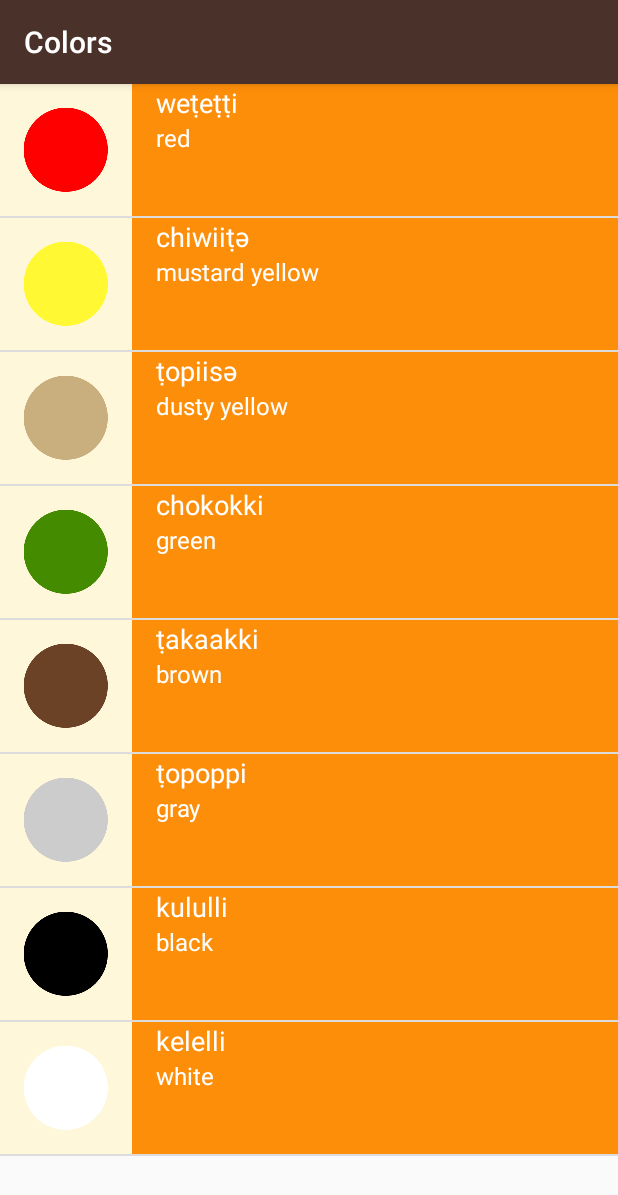
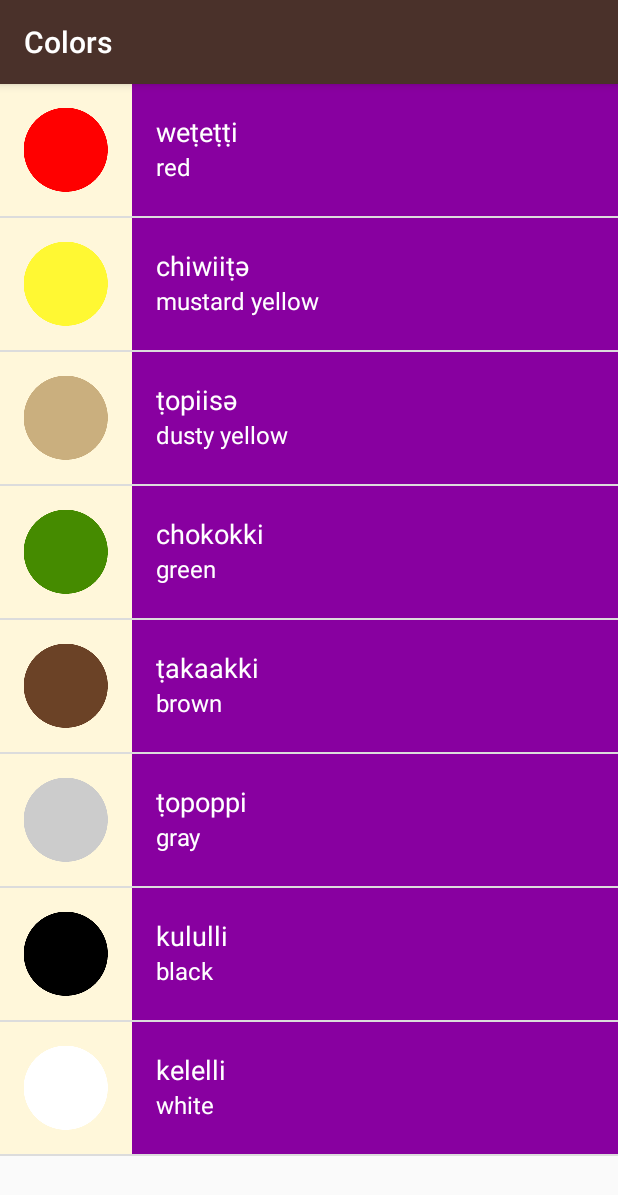
Before and after one commit to curiousclarissa/ud839_Miwok-Starter-code, an Android app: the ColorsActivity screen opened directly, with no data from a screen before it, on a phone screen of 412 x 824 dp. Shown: the top 1195 px of the screen. Run offline under Robolectric (Android 15) with nearby library versions, the phone set to English and light mode, and no system bars.

Commit message:
word adapter now allows colors to be set by category

```diff
--- a/app/src/main/java/com/example/android/miwok/ColorsActivity.java
+++ b/app/src/main/java/com/example/android/miwok/ColorsActivity.java
@@ -30,7 +30,7 @@
         // simple_list_item_1.xml layout resource defined in the Android framework.
         // This list item layout contains a single {@link TextView}, which the adapter will set to
         // display a single word.
-        WordAdapter adapter = new WordAdapter(this, words);
+        WordAdapter adapter = new WordAdapter(this, words, R.color.category_colors);
 
         // Find the {@link ListView} object in the view hierarchy of the {@link Activity}.
         // There should be a {@link ListView} with the view ID called list, which is declared in the
--- a/app/src/main/java/com/example/android/miwok/FamilyActivity.java
+++ b/app/src/main/java/com/example/android/miwok/FamilyActivity.java
@@ -32,7 +32,7 @@
         // simple_list_item_1.xml layout resource defined in the Android framework.
         // This list item layout contains a single {@link TextView}, which the adapter will set to
         // display a single word.
-        WordAdapter adapter = new WordAdapter(this, words);
+        WordAdapter adapter = new WordAdapter(this, words, R.color.category_family);
 
         // Find the {@link ListView} object in the view hierarchy of the {@link Activity}.
         // There should be a {@link ListView} with the view ID called list, which is declared in the
--- a/app/src/main/java/com/example/android/miwok/NumbersActivity.java
+++ b/app/src/main/java/com/example/android/miwok/NumbersActivity.java
@@ -32,7 +32,7 @@
         // simple_list_item_1.xml layout resource defined in the Android framework.
         // This list item layout contains a single {@link TextView}, which the adapter will set to
         // display a single word.
-        WordAdapter adapter = new WordAdapter(this, words);
+        WordAdapter adapter = new WordAdapter(this, words, R.color.category_numbers);
 
         // Find the {@link ListView} object in the view hierarchy of the {@link Activity}.
         // There should be a {@link ListView} with the view ID called list, which is declared in the
--- a/app/src/main/java/com/example/android/miwok/PhrasesActivity.java
+++ b/app/src/main/java/com/example/android/miwok/PhrasesActivity.java
@@ -32,7 +32,7 @@
         // simple_list_item_1.xml layout resource defined in the Android framework.
         // This list item layout contains a single {@link TextView}, which the adapter will set to
         // display a single word.
-        WordAdapter adapter = new WordAdapter(this, words);
+        WordAdapter adapter = new WordAdapter(this, words, R.color.category_phrases);
 
         // Find the {@link ListView} object in the view hierarchy of the {@link Activity}.
         // There should be a {@link ListView} with the view ID called list, which is declared in the
--- a/app/src/main/java/com/example/android/miwok/WordAdapter.java
+++ b/app/src/main/java/com/example/android/miwok/WordAdapter.java
@@ -1,6 +1,7 @@
 package com.example.android.miwok;
 
 import android.content.Context;
+import android.support.v4.content.ContextCompat;
 import android.view.LayoutInflater;
 import android.view.View;
 import android.view.ViewGroup;
@@ -11,12 +12,19 @@
 import java.util.ArrayList;
 
 /**
- * Created by clarissajarem on 8/7/18.
+  Created by clarissajarem on 8/7/18.
+  @param context is the current context (i.e. Activity) that the adapter is being created in.
+     * @param words is the list of {@link Word}s to be displayed.
+     * @param colorResourceId is the resource ID for the background color for this list of words
  */
+/* Resource ID for the background color for this list of words */
+
 
 public class WordAdapter extends ArrayAdapter<Word> {
-    public WordAdapter(Context context, ArrayList<Word> words) {
+    private int mColorResourceId;
+    public WordAdapter(Context context, ArrayList<Word> words, int colorResourceId) {
         super(context,0, words );
+        mColorResourceId = colorResourceId;
     }
 
     @Override
@@ -55,6 +63,13 @@
             iconView.setVisibility(View.GONE);
         }
 
+        // Set the theme color for the list item
+        View textContainer = listItemView.findViewById(R.id.text_container);
+        // Find the color that the resource ID maps to
+        int color = ContextCompat.getColor(getContext(), mColorResourceId);
+        // Set the background color of the text container View
+        textContainer.setBackgroundColor(color);
+
         // Return the whole list item layout (containing 2 TextViews and an ImageView)
         // so that it can be shown in the ListView
         return listItemView;
--- a/app/src/main/res/layout/list_item.xml
+++ b/app/src/main/res/layout/list_item.xml
@@ -13,23 +13,27 @@
         android:src="@mipmap/ic_launcher" />
 
     <LinearLayout
+        android:id="@+id/text_container"
         android:layout_width="match_parent"
         android:layout_height="match_parent"
-        android:background="@color/category_numbers"
         android:orientation="vertical"
         android:paddingLeft="16dp">
 
         <TextView
             android:id="@+id/miwok_text_view"
             android:layout_width="match_parent"
-            android:layout_height="wrap_content"
+            android:layout_height="0dp"
+            android:layout_weight="1"
+            android:gravity="bottom"
             android:textColor="@color/category_name_text"
             android:textSize="@dimen/miwok_translation_text_size"
             tools:text="lutti"/>
         <TextView
             android:id="@+id/default_text_view"
             android:layout_width="match_parent"
-            android:layout_height="wrap_content"
+            android:layout_height="0dp"
+            android:layout_weight="1"
+            android:gravity="top"
             android:textColor="@color/category_name_text"
             android:textSize="@dimen/default_translation_textSize"
             tools:text="one" />
```
